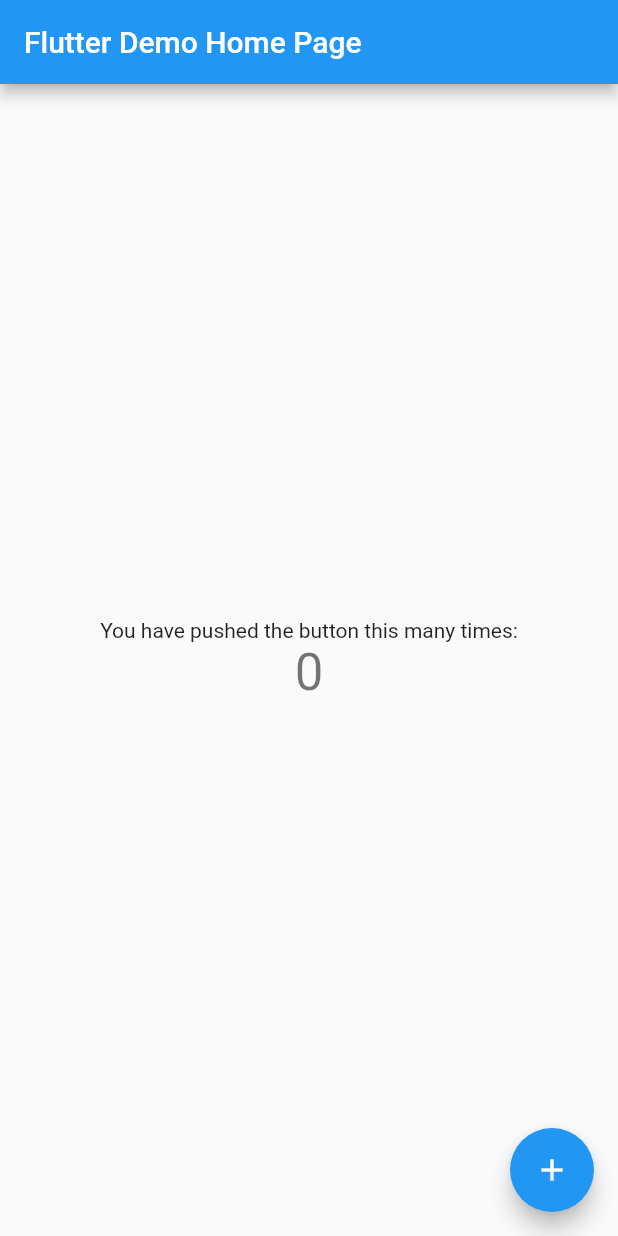
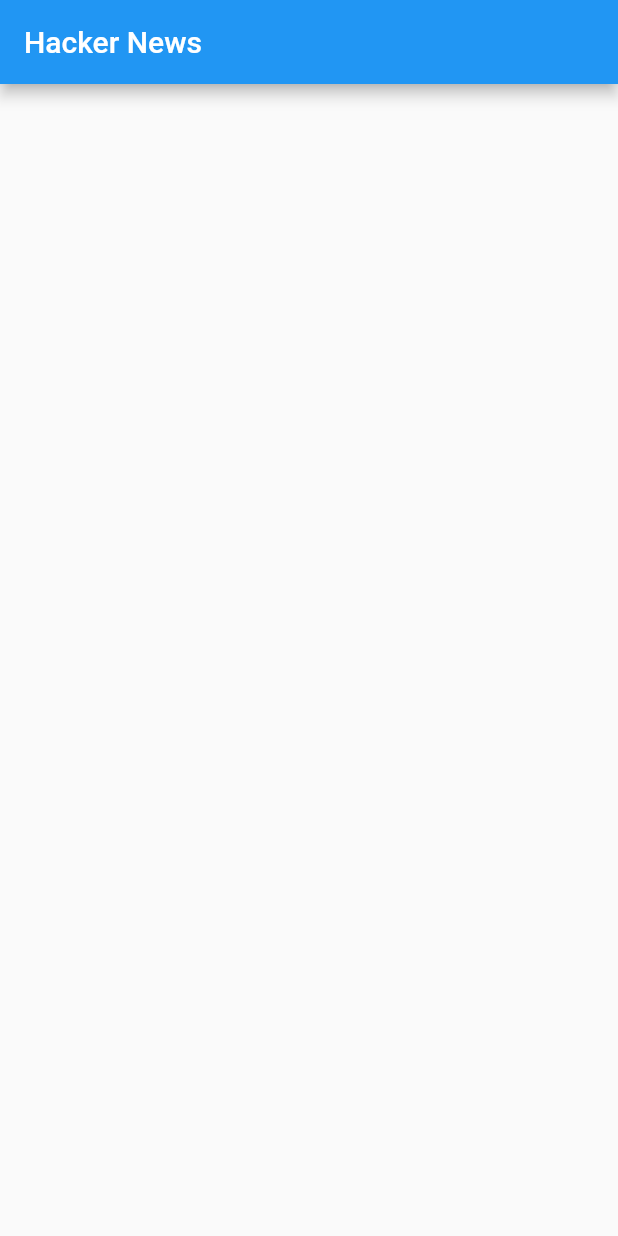
Before and after one commit to kapiljhajhria/news, a Flutter app: the screen it shows after launch, on a phone screen of 412 x 824 dp. Run offline on Flutter 3.47's test engine with Material 2 defaults, Android fonts, the phone set to English and light mode, and no system bars.

Commit message:
init struct for app

```diff
--- a/lib/main.dart
+++ b/lib/main.dart
@@ -1,117 +1,6 @@
 import 'package:flutter/material.dart';
+import 'package:news/src/app.dart';
 
 void main() {
-  runApp(MyApp());
+  runApp(App());
 }
-
-class MyApp extends StatelessWidget {
-  // This widget is the root of your application.
-  @override
-  Widget build(BuildContext context) {
-    return MaterialApp(
-      title: 'Flutter Demo',
-      theme: ThemeData(
-        // This is the theme of your application.
-        //
-        // Try running your application with "flutter run". You'll see the
-        // application has a blue toolbar. Then, without quitting the app, try
-        // changing the primarySwatch below to Colors.green and then invoke
-        // "hot reload" (press "r" in the console where you ran "flutter run",
-        // or simply save your changes to "hot reload" in a Flutter IDE).
-        // Notice that the counter didn't reset back to zero; the application
-        // is not restarted.
-        primarySwatch: Colors.blue,
-        // This makes the visual density adapt to the platform that you run
-        // the app on. For desktop platforms, the controls will be smaller and
-        // closer together (more dense) than on mobile platforms.
-        visualDensity: VisualDensity.adaptivePlatformDensity,
-      ),
-      home: MyHomePage(title: 'Flutter Demo Home Page'),
-    );
-  }
-}
-
-class MyHomePage extends StatefulWidget {
-  MyHomePage({Key key, this.title}) : super(key: key);
-
-  // This widget is the home page of your application. It is stateful, meaning
-  // that it has a State object (defined below) that contains fields that affect
-  // how it looks.
-
-  // This class is the configuration for the state. It holds the values (in this
-  // case the title) provided by the parent (in this case the App widget) and
-  // used by the build method of the State. Fields in a Widget subclass are
-  // always marked "final".
-
-  final String title;
-
-  @override
-  _MyHomePageState createState() => _MyHomePageState();
-}
-
-class _MyHomePageState extends State<MyHomePage> {
-  int _counter = 0;
-
-  void _incrementCounter() {
-    setState(() {
-      // This call to setState tells the Flutter framework that something has
-      // changed in this State, which causes it to rerun the build method below
-      // so that the display can reflect the updated values. If we changed
-      // _counter without calling setState(), then the build method would not be
-      // called again, and so nothing would appear to happen.
-      _counter++;
-    });
-  }
-
-  @override
-  Widget build(BuildContext context) {
-    // This method is rerun every time setState is called, for instance as done
-    // by the _incrementCounter method above.
-    //
-    // The Flutter framework has been optimized to make rerunning build methods
-    // fast, so that you can just rebuild anything that needs updating rather
-    // than having to individually change instances of widgets.
-    return Scaffold(
-      appBar: AppBar(
-        // Here we take the value from the MyHomePage object that was created by
-        // the App.build method, and use it to set our appbar title.
-        title: Text(widget.title),
-      ),
-      body: Center(
-        // Center is a layout widget. It takes a single child and positions it
-        // in the middle of the parent.
-        child: Column(
-          // Column is also a layout widget. It takes a list of children and
-          // arranges them vertically. By default, it sizes itself to fit its
-          // children horizontally, and tries to be as tall as its parent.
-          //
-          // Invoke "debug painting" (press "p" in the console, choose the
-          // "Toggle Debug Paint" action from the Flutter Inspector in Android
-          // Studio, or the "Toggle Debug Paint" command in Visual Studio Code)
-          // to see the wireframe for each widget.
-          //
-          // Column has various properties to control how it sizes itself and
-          // how it positions its children. Here we use mainAxisAlignment to
-          // center the children vertically; the main axis here is the vertical
-          // axis because Columns are vertical (the cross axis would be
-          // horizontal).
-          mainAxisAlignment: MainAxisAlignment.center,
-          children: <Widget>[
-            Text(
-              'You have pushed the button this many times:',
-            ),
-            Text(
-              '$_counter',
-              style: Theme.of(context).textTheme.headline4,
-            ),
-          ],
-        ),
-      ),
-      floatingActionButton: FloatingActionButton(
-        onPressed: _incrementCounter,
-        tooltip: 'Increment',
-        child: Icon(Icons.add),
-      ), // This trailing comma makes auto-formatting nicer for build methods.
-    );
-  }
-}
--- /dev/null
+++ b/lib/src/app.dart
@@ -0,0 +1,11 @@
+import 'package:flutter/material.dart';
+import 'package:news/src/screens/home_screen.dart';
+
+class App extends StatelessWidget {
+  @override
+  Widget build(BuildContext context) {
+    return MaterialApp(
+      home: HomeScreen(),
+    );
+  }
+}
--- /dev/null
+++ b/lib/src/screens/home_screen.dart
@@ -0,0 +1,17 @@
+import 'package:flutter/material.dart';
+
+class HomeScreen extends StatefulWidget {
+  @override
+  _HomeScreenState createState() => _HomeScreenState();
+}
+
+class _HomeScreenState extends State<HomeScreen> {
+  @override
+  Widget build(BuildContext context) {
+    return Scaffold(
+      appBar: AppBar(
+        title: Text("Hacker News"),
+      ),
+    );
+  }
+}
```
